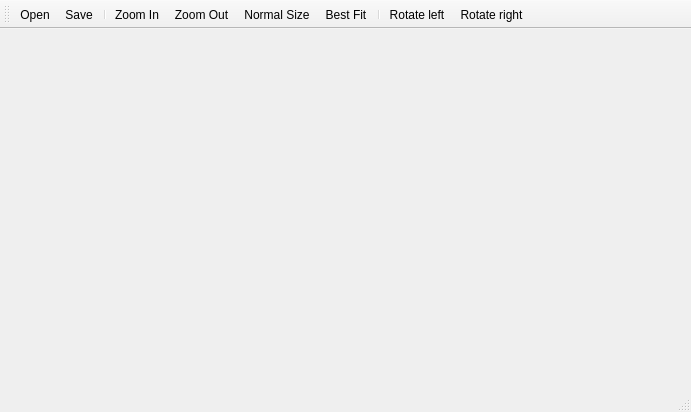
Old version of the form mainwindow.ui in the repository ABBAPOH/qimageviewer.
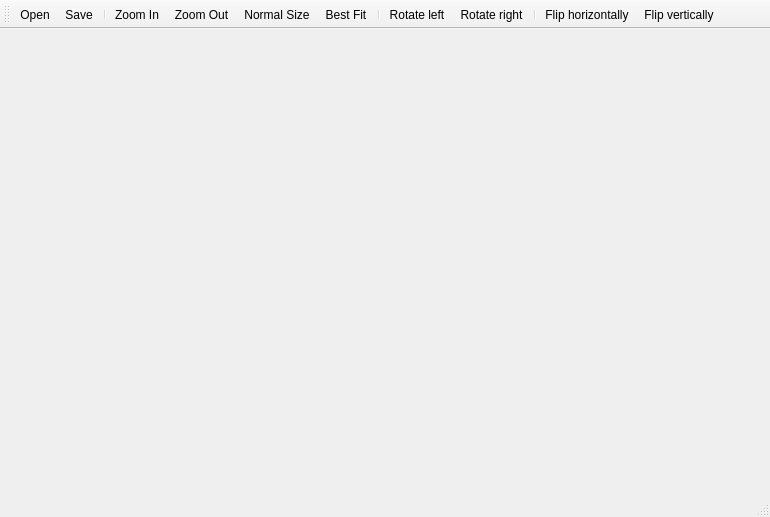
New version of the form.

Commit message: Add flip operations

What changed in the file:
```diff
--- a/mainwindow.ui
+++ b/mainwindow.ui
@@ -6,8 +6,8 @@
    <rect>
     <x>0</x>
     <y>0</y>
-    <width>691</width>
-    <height>412</height>
+    <width>770</width>
+    <height>517</height>
    </rect>
   </property>
   <property name="windowTitle">
@@ -45,6 +45,9 @@
    <addaction name="separator"/>
    <addaction name="actionRotateLeft"/>
    <addaction name="actionRotateRight"/>
+   <addaction name="separator"/>
+   <addaction name="actionFlipHorizontally"/>
+   <addaction name="actionFlipVertically"/>
   </widget>
   <action name="actionZoomIn">
    <property name="text">
@@ -112,6 +115,11 @@
     <string>Ctrl+R</string>
    </property>
   </action>
+  <action name="actionFlipVertically">
+   <property name="text">
+    <string>Flip vertically</string>
+   </property>
+  </action>
  </widget>
  <resources/>
  <connections/>
```
Left out of the diff: 2 changed lines with no effect on the pictures. The commit also changes 4 other files.
